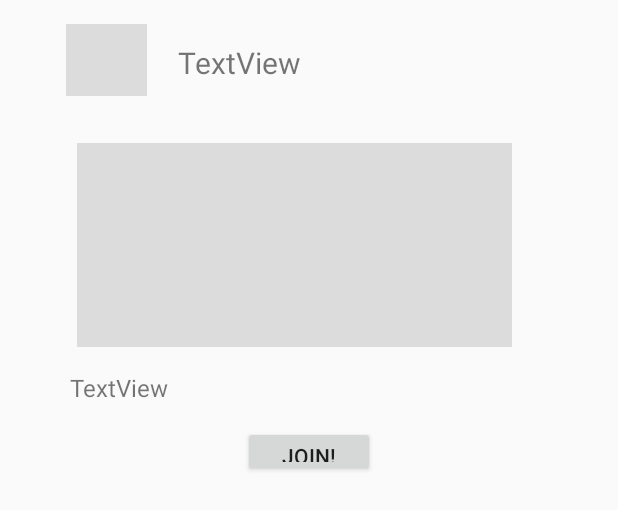
After one commit to arimintzu/Freeg, an Android app: the layout giveaway_list_home.xml on its own in the app's theme, with its tools: preview values and no code run, on a phone screen of 412 x 824 dp. The commit adds this screen. Shown: the top 510 px of the screen. Run offline under Robolectric (Android 15) with nearby library versions, the phone set to English and light mode, and no system bars; Roboto replaces fonts that are not available here.

Commit message:
layout home (belum fix)

```diff
--- a/app/build.gradle
+++ b/app/build.gradle
@@ -29,8 +29,10 @@ dependencies {
     implementation 'com.github.simbiose:Encryption:2.0.1'
     implementation 'com.squareup.retrofit2:retrofit:2.3.0'
     implementation 'com.squareup.retrofit2:converter-gson:2.3.0'
-    implementation 'com.android.support:design:27.0.2'
+    implementation 'com.android.support:design:27.1.0'
     implementation 'com.android.support:support-v4:27.0.2'
+    implementation 'com.android.support:cardview-v7:28.0.0-rc01'
+    implementation 'com.android.support:recyclerview-v7:28.0.0-rc01'
     testImplementation 'junit:junit:4.12'
     androidTestImplementation 'com.android.support.test:runner:1.0.2'
     androidTestImplementation 'com.android.support.test.espresso:espresso-core:3.0.2'
--- a/app/src/main/java/com/mtz/testwarna/HomeActivity.java
+++ b/app/src/main/java/com/mtz/testwarna/HomeActivity.java
@@ -80,11 +80,7 @@ public class HomeActivity extends AppCompatActivity
         // Handle navigation view item clicks here.
         int id = item.getItemId();
 
-        if (id == R.id.nav_camera) {
-            // Handle the camera action
-        } else if (id == R.id.nav_gallery) {
-
-        } else if (id == R.id.nav_slideshow) {
+        if  (id == R.id.nav_slideshow) {
 
         } else if (id == R.id.nav_manage) {
 
--- a/app/src/main/java/com/mtz/testwarna/MainActivity.java
+++ b/app/src/main/java/com/mtz/testwarna/MainActivity.java
@@ -105,6 +105,8 @@ public class MainActivity extends AppCompatActivity {
                         Toast.makeText(getApplicationContext(), "Sukses", Toast.LENGTH_LONG).show();
                         checkEmailAuth(user);
                         sukses=1;
+                        Intent intent = new Intent(MainActivity.this, HomeActivity.class);
+                        startActivity(intent);
                         break;
                     }
                 }
--- a/app/src/main/java/com/mtz/testwarna/network/RetrofitInstance.java
+++ b/app/src/main/java/com/mtz/testwarna/network/RetrofitInstance.java
@@ -8,7 +8,7 @@ import retrofit2.converter.gson.GsonConverterFactory;
 
 public class RetrofitInstance {
     private static Retrofit retrofit;
-    private static final String BASE_URL = "http://localhost/freeg_api/public/api/";
+    private static final String BASE_URL = "http://freeg.thekingcorp.org/freeg_api/public/api/";
 
     /**
      * Create an instance of Retrofit object
--- a/app/src/main/res/layout/content_home.xml
+++ b/app/src/main/res/layout/content_home.xml
@@ -18,4 +18,10 @@
         android:id="@+id/framelay">
     </FrameLayout>
 
+    <TextView
+        android:layout_width="wrap_content"
+        android:layout_height="wrap_content"
+        android:text="Wewwwwwwww"
+        />
+
 </RelativeLayout>
--- /dev/null
+++ b/app/src/main/res/layout/giveaway_list_home.xml
@@ -0,0 +1,79 @@
+<?xml version="1.0" encoding="utf-8"?>
+<LinearLayout xmlns:android="http://schemas.android.com/apk/res/android"
+    xmlns:app="http://schemas.android.com/apk/res-auto"
+    xmlns:tools="http://schemas.android.com/tools"
+    android:layout_width="match_parent"
+    android:layout_height="wrap_content"
+    tools:layout_editor_absoluteY="">
+
+    <android.support.constraint.ConstraintLayout
+        android:layout_width="match_parent"
+        android:layout_height="332dp">
+
+        <ImageView
+            android:id="@+id/imageUser"
+            android:layout_width="54dp"
+            android:layout_height="48dp"
+            android:layout_marginStart="44dp"
+            android:layout_marginTop="16dp"
+            app:layout_constraintStart_toStartOf="parent"
+            app:layout_constraintTop_toTopOf="parent"
+            app:srcCompat="@color/common_google_signin_btn_text_light_disabled" />
+
+        <ImageView
+            android:id="@+id/imageGiveaway"
+            android:layout_width="290dp"
+            android:layout_height="136dp"
+            android:layout_marginEnd="8dp"
+            android:layout_marginStart="40dp"
+            android:layout_marginTop="40dp"
+            app:layout_constraintEnd_toEndOf="parent"
+            app:layout_constraintHorizontal_bias="0.152"
+            app:layout_constraintStart_toStartOf="parent"
+            app:layout_constraintTop_toBottomOf="@+id/textView4"
+            app:srcCompat="@color/common_google_signin_btn_text_light_disabled" />
+
+        <TextView
+            android:id="@+id/textView4"
+            android:layout_width="wrap_content"
+            android:layout_height="0dp"
+            android:layout_marginEnd="8dp"
+            android:layout_marginStart="8dp"
+            android:layout_marginTop="28dp"
+            android:text="TextView"
+            android:textSize="20dp"
+            app:layout_constraintEnd_toEndOf="parent"
+            app:layout_constraintHorizontal_bias="0.058"
+            app:layout_constraintStart_toEndOf="@+id/imageUser"
+            app:layout_constraintTop_toTopOf="parent" />
+
+        <TextView
+            android:id="@+id/txtContent"
+            android:layout_width="wrap_content"
+            android:layout_height="wrap_content"
+            android:layout_marginEnd="8dp"
+            android:layout_marginStart="8dp"
+            android:layout_marginTop="16dp"
+            android:text="TextView"
+            android:textSize="16dp"
+            app:layout_constraintEnd_toEndOf="parent"
+            app:layout_constraintHorizontal_bias="0.116"
+            app:layout_constraintStart_toStartOf="parent"
+            app:layout_constraintTop_toBottomOf="@+id/imageGiveaway" />
+
+        <Button
+            android:id="@+id/btnJoin"
+            android:layout_width="wrap_content"
+            android:layout_height="34dp"
+            android:layout_marginBottom="8dp"
+            android:layout_marginEnd="8dp"
+            android:layout_marginStart="8dp"
+            android:layout_marginTop="8dp"
+            android:text="Join!"
+            app:layout_constraintBottom_toBottomOf="parent"
+            app:layout_constraintEnd_toEndOf="parent"
+            app:layout_constraintStart_toStartOf="parent"
+            app:layout_constraintTop_toBottomOf="@+id/txtContent" />
+    </android.support.constraint.ConstraintLayout>
+
+</LinearLayout>
```
Also changed, not shown: app/src/main/java/com/mtz/testwarna/RecycleAdapter.java (added, +52 -0 lines), app/src/main/java/com/mtz/testwarna/api/GiveawayApi.java (+10 -0 lines), app/src/main/res/layout/app_bar_home.xml (+0 -7 lines), 2 other files.
